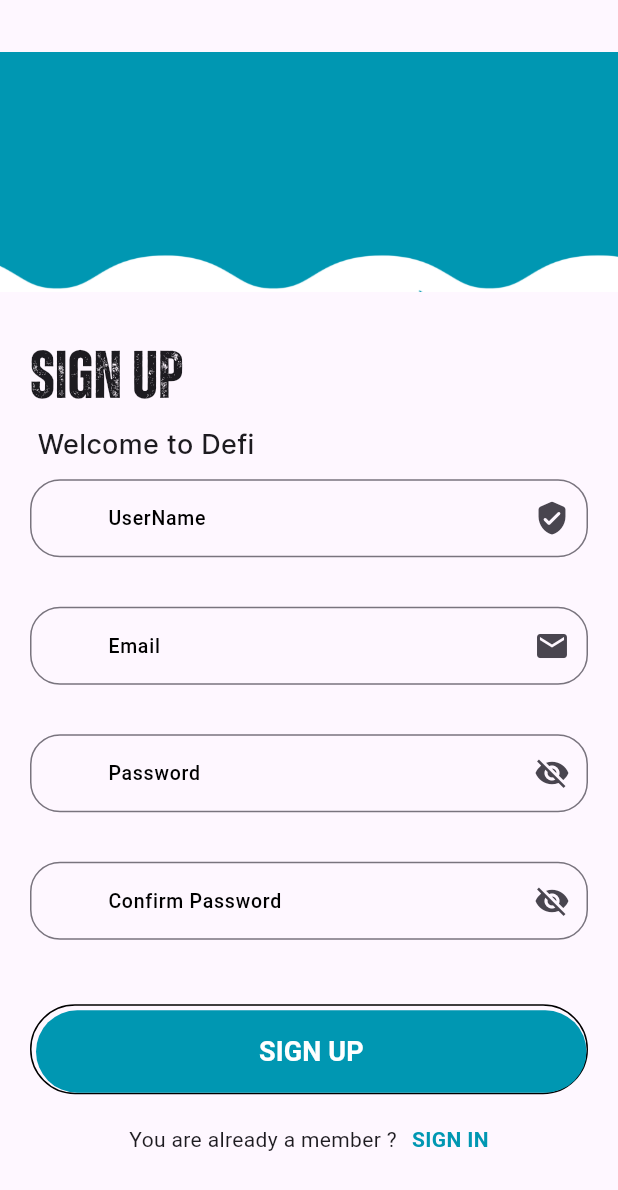
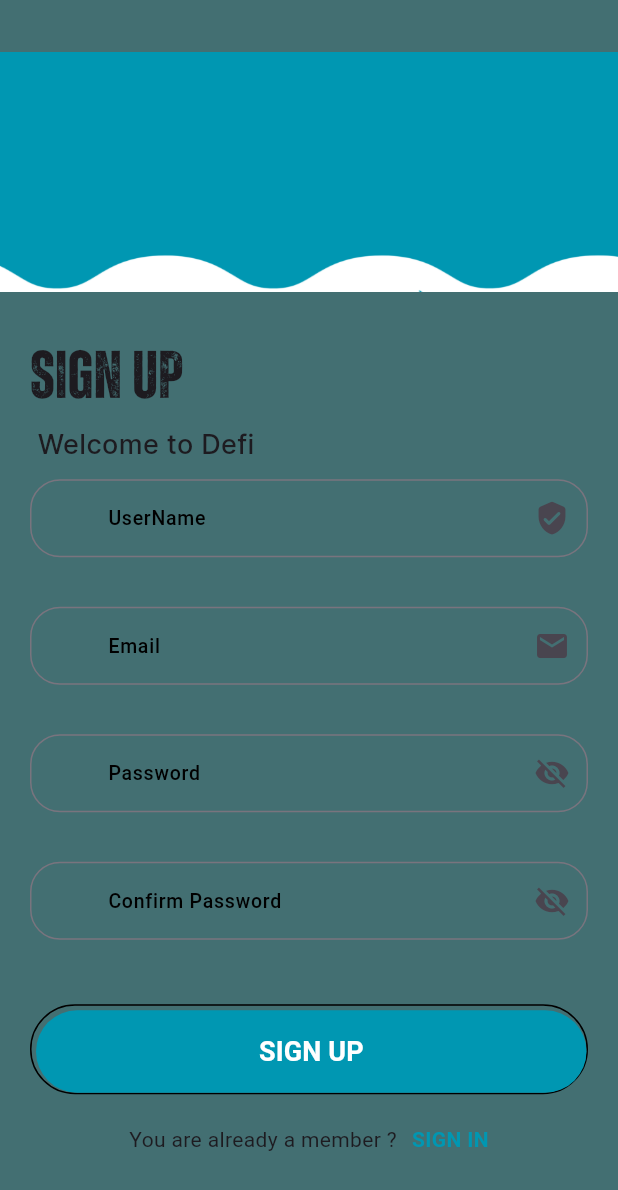
Before and after one commit to Saidsharaf/paddle, a Flutter app: the screen it shows after launch, after a tap on "SIGN IN", after a tap on "SIGN UP", on a phone screen of 412 x 824 dp. Shown: the top 1190 px of the screen. Run offline on Flutter 3.47's test engine with Material 3 defaults, Android fonts, the phone set to English and light mode, and no system bars; our stand-ins replace animated_splash_screen, cloud_firestore, conditional_builder_null_safety, curved_navigation_bar, firebase_auth, firebase_core and 4 more; missing offline and left inert: zego_uikit_prebuilt_call; accounts and stored records are empty; network calls fail.

Commit message:
dartYaSy3

```diff
--- a/defi/lib/layout/cubitHome/cubit_home.dart
+++ b/defi/lib/layout/cubitHome/cubit_home.dart
@@ -1,6 +1,7 @@
 import 'package:cloud_firestore/cloud_firestore.dart';
 import 'package:defi/layout/cubitHome/state_home.dart';
 import 'package:defi/models/usersModel/UsersModel.dart';
+import 'package:defi/modules/calls/calls.dart';
 import 'package:defi/modules/chat/chat.dart';
 import 'package:defi/modules/home/home.dart';
 import 'package:defi/modules/profile/profile.dart';
@@ -15,7 +16,7 @@ class PaddleCubit extends Cubit<PaddleStates> {
 
   int currentIndex = 0;
 
-  List<Widget> screens = [Home(), Chat(), Profile(), Setting()];
+  List<Widget> screens = [Home(),Challange(), Calls(),Chat(),Setting()];
   void changeNav(int value) {
     currentIndex = value;
     emit(paddleChangeBottomNavState());
@@ -23,22 +24,27 @@ class PaddleCubit extends Cubit<PaddleStates> {
 
   List<String> title = [
     "Home",
+    "challange",
+    "Calls",
     "Chat",
-    "Profile",
     "Setting",
   ];
 
   List<Icon> itemIcons = [
     Icon(
-      Icons.home,
+      Icons.app_registration,
+      color: Colors.white,
+    ),
+    Icon(
+      Icons.price_check,
+      color: Colors.white,
+    ),
+    Icon(
+      Icons.perm_phone_msg_outlined,
       color: Colors.white,
     ),
     Icon(
       Icons.chat,
-      color: Colors.white,
-    ),
-    Icon(
-      Icons.person,
       color: Colors.white,
     ),
     Icon(
--- a/defi/lib/main.dart
+++ b/defi/lib/main.dart
@@ -4,6 +4,7 @@ import 'package:defi/layout/cubitHome/state_home.dart';
 import 'package:defi/layout/home_layout.dart';
 import 'package:defi/modules/loginAndRegister/login.dart';
 import 'package:defi/shared/component/constants.dart';
+import 'package:defi/shared/component/theme.dart';
 import 'package:defi/shared/network/local/sharedPref.dart';
 import 'package:firebase_core/firebase_core.dart';
 import 'package:flutter/material.dart';
@@ -84,6 +85,8 @@ class MyApp extends StatelessWidget {
               primaryColor: Color.fromARGB(255, 0, 151, 178),
               cardColor: Color.fromARGB(255, 0, 151, 178),
             ),
+            darkTheme: darkMode,
+            themeMode: ThemeMode.dark,
             home: AnimatedSplashScreen(
               backgroundColor: Color.fromARGB(255, 0, 151, 178),
               splash: CircleAvatar(
--- /dev/null
+++ b/defi/lib/models/Utils/utils.dart
@@ -0,0 +1,4 @@
+class Util {
+  static int appId = 1163680649;
+  static String appSignIn = "22edff51c9f4a1faee2f7c4319837cb40844cd0bfe74b5d49ede4542afe62b03";
+}
--- a/defi/lib/modules/home/home.dart
+++ b/defi/lib/modules/home/home.dart
@@ -6,7 +6,10 @@ class Home extends StatelessWidget {
   @override
   Widget build(BuildContext context) {
     return Center(
-      child: Text("home"),
+      child: Text(
+        "home",
+        style: Theme.of(context).textTheme.bodyLarge,
+      ),
     );
   }
 }
--- a/defi/lib/modules/profile/profile.dart
+++ b/defi/lib/modules/profile/profile.dart
@@ -1,12 +1,12 @@
 import 'package:flutter/material.dart';
 
-class Profile extends StatelessWidget {
-  const Profile({super.key});
+class Challange extends StatelessWidget {
+  const Challange({super.key});
 
   @override
   Widget build(BuildContext context) {
     return Center(
-        child: Text("Profile"),
+        child: Text("Challange"),
     );
   }
 }
--- /dev/null
+++ b/defi/lib/shared/component/theme.dart
@@ -0,0 +1,76 @@
+import 'package:flutter/material.dart';
+import 'package:flutter/services.dart';
+
+ThemeData lightMode = ThemeData(
+  floatingActionButtonTheme: const FloatingActionButtonThemeData(
+    backgroundColor: Color.fromARGB(255, 0, 151, 178),
+  ),
+  //primarySwatch: Color.fromARGB(255, 0, 151, 178),
+  // scaffoldBackgroundColor: Colors.white,
+  appBarTheme: AppBarTheme(
+    iconTheme: const IconThemeData(
+      color: Colors.black,
+    ),
+    systemOverlayStyle: SystemUiOverlayStyle(
+      statusBarColor: Colors.grey[100],
+      statusBarIconBrightness: Brightness.dark,
+    ),
+    backgroundColor: Colors.grey[100],
+    elevation: 0,
+    titleTextStyle: const TextStyle(
+      color: Colors.black,
+      fontSize: 20,
+      fontWeight: FontWeight.bold,
+    ),
+  ),
+  bottomNavigationBarTheme: const BottomNavigationBarThemeData(
+    type: BottomNavigationBarType.fixed,
+    selectedItemColor: Color.fromARGB(255, 0, 151, 178),
+  ),
+  textTheme: const TextTheme(
+    bodyLarge: TextStyle(
+      fontWeight: FontWeight.w500,
+      fontSize: 13.0,
+      color: Colors.black,
+    ),
+  ),
+  primaryColor: Color.fromARGB(255, 0, 151, 178),
+  cardColor: Color.fromARGB(255, 0, 151, 178),
+);
+
+ThemeData darkMode = ThemeData(
+  floatingActionButtonTheme: const FloatingActionButtonThemeData(
+    backgroundColor: Color.fromARGB(255, 0, 151, 178),
+  ),
+  //primarySwatch: Color.fromARGB(255, 0, 151, 178),
+  scaffoldBackgroundColor: Color.fromARGB(255, 67, 111, 114),
+  appBarTheme: AppBarTheme(
+    iconTheme: const IconThemeData(
+      color: Colors.white,
+    ),
+    systemOverlayStyle: SystemUiOverlayStyle(
+      statusBarColor: Color.fromARGB(255, 67, 111, 114),
+      statusBarIconBrightness: Brightness.light,
+    ),
+    backgroundColor: Color.fromARGB(255, 67, 111, 114),
+    elevation: 0,
+    titleTextStyle: const TextStyle(
+      color: Colors.white,
+      fontSize: 20,
+      fontWeight: FontWeight.bold,
+    ),
+  ),
+  bottomNavigationBarTheme: const BottomNavigationBarThemeData(
+    type: BottomNavigationBarType.fixed,
+    selectedItemColor: Color.fromARGB(255, 0, 151, 178),
+  ),
+  textTheme: const TextTheme(
+    bodyLarge: TextStyle(
+      fontWeight: FontWeight.w500,
+      fontSize: 13.0,
+      color: Colors.white,
+    ),
+  ),
+  primaryColor: Color.fromARGB(255, 0, 151, 178),
+  cardColor: Color.fromARGB(255, 0, 151, 178),
+);
--- a/defi/pubspec.yaml
+++ b/defi/pubspec.yaml
@@ -76,6 +76,9 @@ dependencies:
   firebase_core: ^2.27.0
   firebase_auth: ^4.17.8
   cloud_firestore: ^4.15.8
+  #zegocall
+  zego_uikit_prebuilt_call: ^4.9.0
+  zego_uikit_signaling_plugin: ^2.8.2
 
 dev_dependencies:
   flutter_test:
```
Also changed, not shown: defi/lib/modules/calls/calls.dart (added, +174 -0 lines), defi/lib/modules/calls/makeCall/makeCall.dart (added, +22 -0 lines), defi/lib/modules/calls/zegoCall/zegoCall.dart (added, +25 -0 lines), defi/lib/modules/chat/chat.dart (+7 -2 lines), defi/pubspec.lock, 7 other files.
